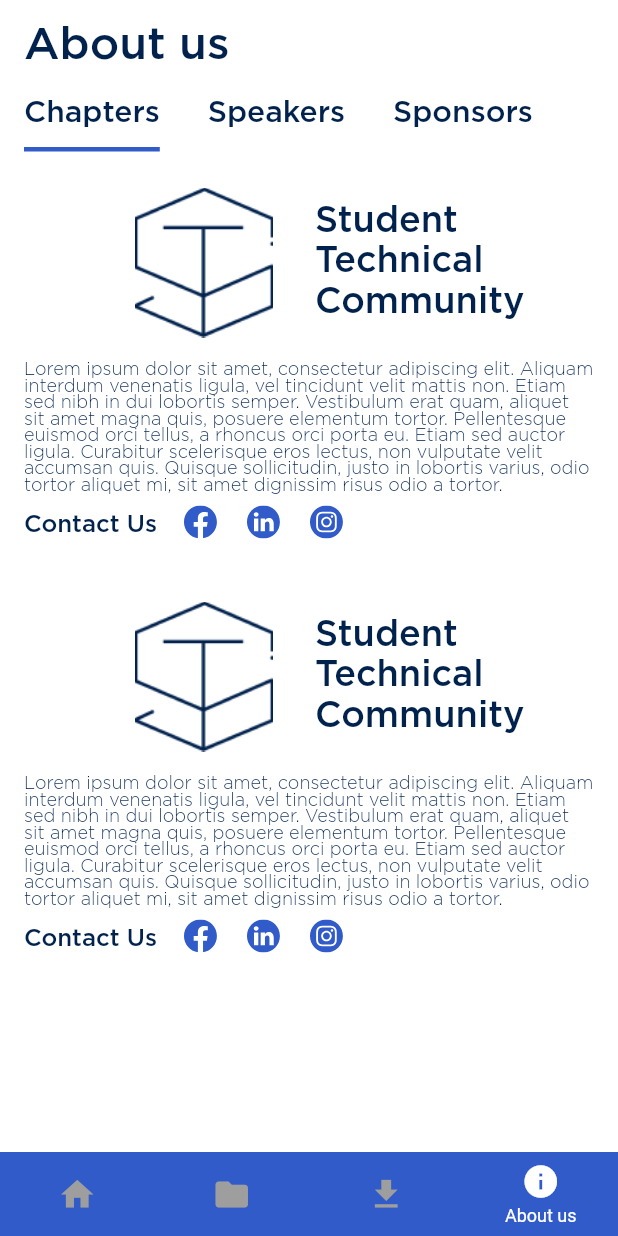
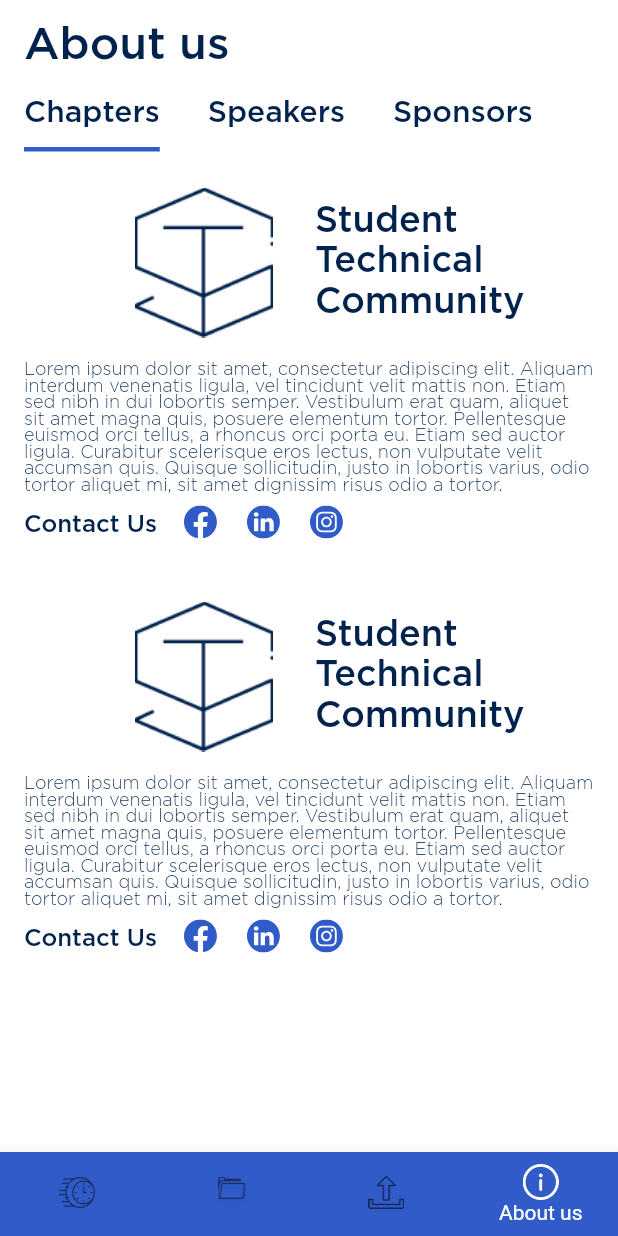
Before and after one commit to vasumanhas000/craft-404, a Flutter app: the screen it shows after launch, item 4 of the bottom bar chosen, on a phone screen of 412 x 824 dp. Run offline on Flutter 3.47's test engine with Material 2 defaults, Android fonts, the phone set to English and light mode, and no system bars; drawn by our look-alikes of persistent_bottom_nav_bar; our stand-ins replace cloud_firestore, expandable, firebase_core, firebase_messaging, flutter_spinkit, flutter_svg; accounts and stored records are empty.

Commit message:
New commits

```diff
--- a/lib/bottomnavbar.dart
+++ b/lib/bottomnavbar.dart
@@ -3,10 +3,16 @@ import 'package:craft404_app/screens/aboutus.dart';
 import 'package:craft404_app/screens/homepage.dart';
 import 'package:craft404_app/screens/secondtab.dart';
 import 'package:craft404_app/screens/thirdtab.dart';
+import 'package:flutter/cupertino.dart';
 import 'package:flutter/material.dart';
-import 'package:persistent_bottom_nav_bar/persistent-tab-view.dart';
 
-class BottomNav extends StatelessWidget {
+
+class BottomNav extends StatefulWidget {
+  @override
+  _BottomNavState createState() => _BottomNavState();
+}
+
+class _BottomNavState extends State<BottomNav> {
   List<Widget> _buildScreens() {
     return [
       HomePage(),
@@ -16,62 +22,49 @@ class BottomNav extends StatelessWidget {
     ];
   }
 
-  List<PersistentBottomNavBarItem> _navBarsItems() {
-    return [
-      PersistentBottomNavBarItem(
-        icon: Icon(Icons.home),
-        title: ("Home"),
-        activeColor: Colors.white,
-        inactiveColor: Colors.grey,
-      ),
-      PersistentBottomNavBarItem(
-        icon: Icon(Icons.folder),
-        title: ("Resources"),
-        activeColor: Colors.white,
-        inactiveColor: Colors.grey,
-      ),
-      PersistentBottomNavBarItem(
-        icon: Icon(Icons.file_download),
-        title: ("Submit"),
-        activeColor: Colors.white,
-        inactiveColor: Colors.grey,
-      ),
-      PersistentBottomNavBarItem(
-        icon: Icon(Icons.info),
-        title: ("About us"),
-        activeColor: Colors.white,
-        inactiveColor: Colors.grey,
-      ),
-    ];
-  }
-  PersistentTabController _controller=PersistentTabController(initialIndex: 0);
+  int currentIndex=0;
   @override
   Widget build(BuildContext context) {
     return Scaffold(
       backgroundColor: kConstMainColor,
       body: SafeArea(
-        child: PersistentTabView(
-          screens: _buildScreens(),
-          controller: _controller,
-            items: _navBarsItems(),
-            confineInSafeArea: true,
-            backgroundColor: kConstMainColor,
-            handleAndroidBackButtonPress: true,
-            resizeToAvoidBottomInset: true, // This needs to be true if you want to move up the screen when keyboard appears.
-            stateManagement: true,
-            hideNavigationBarWhenKeyboardShows: true, // Recommended to set 'resizeToAvoidBottomInset' as true while using this argument.
-            popAllScreensOnTapOfSelectedTab: true,
-            itemAnimationProperties: ItemAnimationProperties( // Navigation Bar's items animation properties.
-              duration: Duration(milliseconds: 200),
-              curve: Curves.ease,
-            ),
-            screenTransitionAnimation: ScreenTransitionAnimation( // Screen transition animation on change of selected tab.
-              animateTabTransition: false,
-              curve: Curves.ease,
-              duration: Duration(milliseconds: 200),
-            ),
-            navBarStyle: NavBarStyle.style2
-        ),
+          child: IndexedStack(
+            index: currentIndex,
+            children: [
+              HomePage(),
+              SecondTab(),
+              ThirdTab(),
+              AboutUs(),
+            ],
+          )
+      ),
+      bottomNavigationBar: BottomNavigationBar(
+        showSelectedLabels: true,
+        showUnselectedLabels: false,
+        selectedItemColor: Colors.white,
+        type: BottomNavigationBarType.fixed,
+        backgroundColor: kConstMainColor,
+        items: const <BottomNavigationBarItem>[
+          BottomNavigationBarItem(
+            icon: ImageIcon(AssetImage('images/timeline.png')),
+            title: Text('Timeline'),
+          ),
+          BottomNavigationBarItem(
+            icon: ImageIcon(AssetImage('images/resources.png')),
+            title: Text('Resources'),
+          ),
+          BottomNavigationBarItem(
+            icon: ImageIcon(AssetImage('images/submit.png')),
+            title: Text('Submit',),
+          ),
+          BottomNavigationBarItem(icon: ImageIcon(AssetImage('images/info.png')),title:Text('About us'))
+        ],
+        currentIndex: currentIndex,
+        onTap: (index) {
+          setState(() {
+            currentIndex = index;
+          });
+        },
       ),
     );
   }
--- a/lib/components/timeline.dart
+++ b/lib/components/timeline.dart
@@ -1,12 +1,14 @@
+import 'package:craft404_app/constants.dart';
 import 'package:flutter/material.dart';
 
 class Timeline extends StatelessWidget {
   final String url;
-  Timeline({this.url});
+  final bool darkModeOn;
+  Timeline({this.url,this.darkModeOn});
   @override
   Widget build(BuildContext context) {
     return Container(
-      child: Image(image: NetworkImage(url)),
+      child: Image(image: NetworkImage(url),color: darkModeOn?null:kConstSecondaryColor,),
     );
   }
 }
--- a/lib/homescreens/day1.dart
+++ b/lib/homescreens/day1.dart
@@ -13,6 +13,8 @@ class _Day1State extends State<Day1> {
   final fireStore = FirebaseFirestore.instance;
   @override
   Widget build(BuildContext context) {
+    var brightness = MediaQuery.of(context).platformBrightness;
+    bool darkModeOn = brightness == Brightness.dark;
     return StreamBuilder<QuerySnapshot>(stream: fireStore.collection('day1').snapshots(),
       builder: (context,snapshot){
         if(snapshot.hasData){
@@ -20,7 +22,7 @@ class _Day1State extends State<Day1> {
           List<Widget> messageWidgets=[];
           for(var message in messages){
             final messageImage = message.data()['image'];
-            final messageWidget = Timeline(url: messageImage,);
+            final messageWidget = Timeline(url: messageImage,darkModeOn: darkModeOn,);
             messageWidgets.add(messageWidget);
           }
           return Padding(
--- a/lib/homescreens/day2.dart
+++ b/lib/homescreens/day2.dart
@@ -8,6 +8,8 @@ class Day2 extends StatelessWidget {
   final fireStore = FirebaseFirestore.instance;
   @override
   Widget build(BuildContext context) {
+    var brightness = MediaQuery.of(context).platformBrightness;
+    bool darkModeOn = brightness == Brightness.dark;
     return StreamBuilder<QuerySnapshot>(stream: fireStore.collection('day2').snapshots(),
       builder: (context,snapshot){
         if(snapshot.hasData){
@@ -15,7 +17,7 @@ class Day2 extends StatelessWidget {
           List<Widget> messageWidgets=[];
           for(var message in messages){
             final messageImage = message.data()['image'];
-            final messageWidget = Timeline(url: messageImage,);
+            final messageWidget = Timeline(url: messageImage,darkModeOn: darkModeOn,);
             messageWidgets.add(messageWidget);
           }
           return Padding(
--- a/lib/main.dart
+++ b/lib/main.dart
@@ -1,5 +1,6 @@
 import 'package:craft404_app/bottomnavbar.dart';
 import 'package:craft404_app/constants.dart';
+import 'package:craft404_app/splash.dart';
 import 'services/push_notification_service.dart';
 import 'package:firebase_core/firebase_core.dart';
 import 'package:flutter/material.dart';
@@ -49,7 +50,7 @@ class MyApp extends StatelessWidget {
           indicatorSize: TabBarIndicatorSize.label,
         ),
       ),
-      home: BottomNav(),
+      home: SplashScreen(),
     );
   }
 }
--- a/pubspec.yaml
+++ b/pubspec.yaml
@@ -23,7 +23,6 @@ environment:
 dependencies:
   flutter:
     sdk: flutter
-  persistent_bottom_nav_bar: ^2.0.5
   firebase_core: ^0.5.0
   cloud_firestore: ^0.14.0+2
   flutter_spinkit: ^4.1.2+1
```
Also changed, not shown: lib/2ndPageScreens/files.dart (+36 -2 lines), lib/components/filesTile.dart (added, +29 -0 lines), lib/splash.dart (added, +33 -0 lines), images/info.png (added), images/resources.png (added), images/splash.svg (added), images/submit.png (added), images/timeline.png (added), pubspec.lock.
